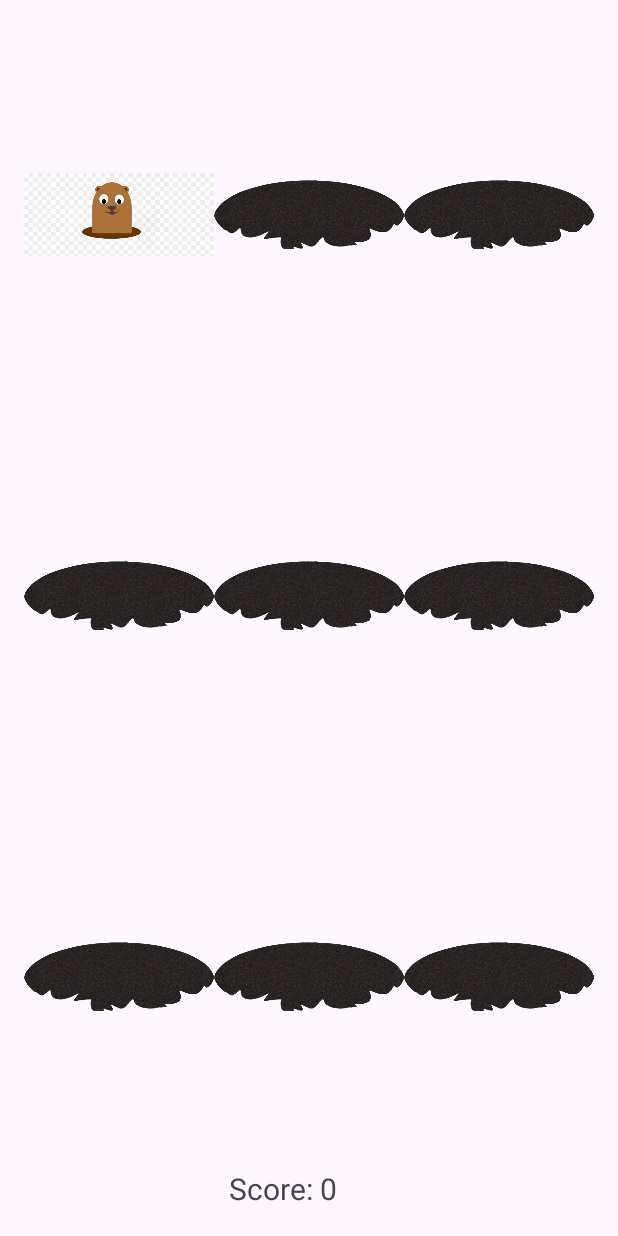
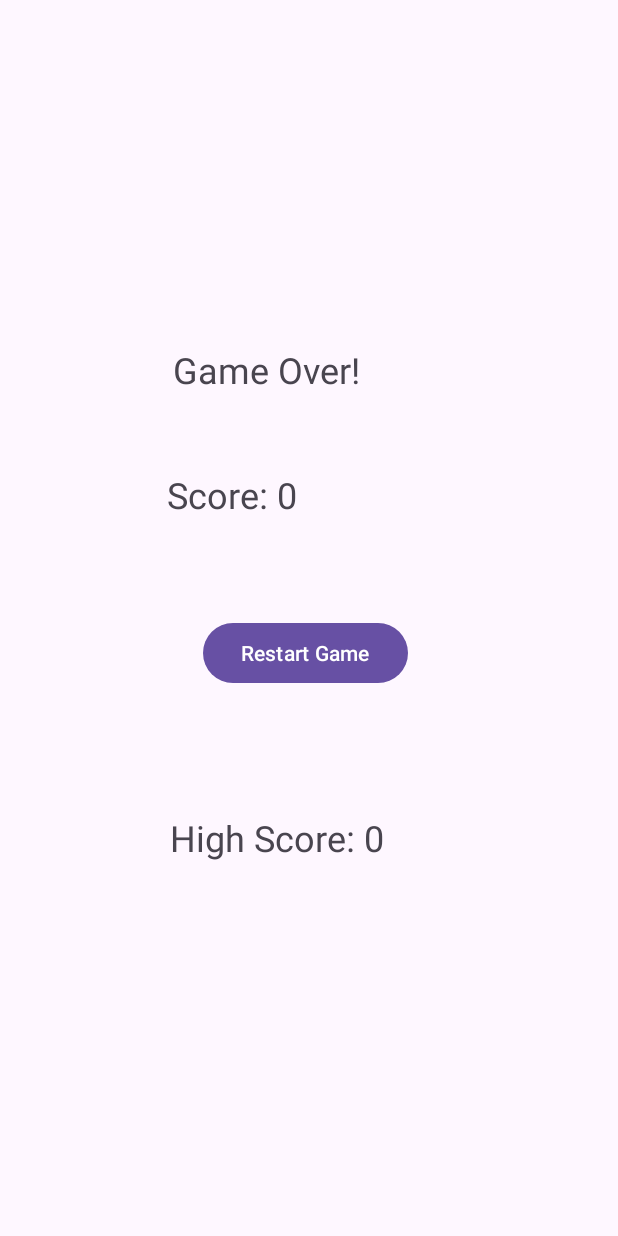
Before and after one commit to jgonz-hub/CPRE388, an Android app: the screen it shows after launch (MainActivity before the commit, GameOverActivity after it), on a phone screen of 412 x 824 dp. Run offline under Robolectric (Android 15) with nearby library versions, the phone set to English and light mode, and no system bars.

Commit message:
Project is finsihed, funcitoning whack-a-mole game!

```diff
--- a/Whack-A-Mole/app/src/main/AndroidManifest.xml
+++ b/Whack-A-Mole/app/src/main/AndroidManifest.xml
@@ -21,6 +21,9 @@
                 <category android:name="android.intent.category.LAUNCHER" />
             </intent-filter>
         </activity>
+        <activity android:name=".GameOverActivity">
+
+        </activity>
     </application>
 
 </manifest>
--- a/Whack-A-Mole/app/src/main/java/com/example/whack_a_mole/GameManager.java
+++ b/Whack-A-Mole/app/src/main/java/com/example/whack_a_mole/GameManager.java
@@ -1,6 +1,7 @@
 package com.example.whack_a_mole;
 
 import android.content.Context;
+import android.content.Intent;
 import android.widget.ImageView;
 
 import java.util.ArrayList;
@@ -28,6 +29,7 @@ public class GameManager {
     private static final int MOLE_VISIBILITY_DURATION = 2000; // 2000 milliseconds (2 seconds)
 
     public GameManager(Context context, int maxMissedMoles, int initialSpawnIntervalMillis, ImageView[] moleHoles, Handler handler)  {
+        this.context = context;
         this.moles = new ArrayList<>();
         this.score = 0;
         this.missedMoles = 0;
@@ -96,13 +98,21 @@ public class GameManager {
                     if (mole.isVisible()) {
                         mole.despawn();
                         // Handle any logic for when a mole times out (e.g., decrease score)
+
+                        incrementMissedMoles();
                     }
                 }
             }
         }, MOLE_VISIBILITY_DURATION); // Set MOLE_VISIBILITY_DURATION to the desired duration
     }
 
-
+    private void incrementMissedMoles() {
+        missedMoles++;
+        if (missedMoles >= maxMissedMoles) {
+            // Handle game over
+            handleGameOver();
+        }
+    }
     public void tapMole(int position) {
         Mole mole = moles.get(position);
         if (mole.isVisible()) {
@@ -119,6 +129,14 @@ public class GameManager {
         }
     }
 
+    public void stopGame() {
+            // Remove any pending callbacks from the moleHandler
+        moleHandler.removeCallbacksAndMessages(null);
+    }
+
+
+
+
     public void restartGame() {
         // Reset game state, score, missed moles, etc.
         score = 0;
@@ -132,32 +150,26 @@ public class GameManager {
         // Stop spawning moles by removing callbacks
         moleHandler.removeCallbacksAndMessages(null);
 
-        // Show a game over dialog with a restart button
-        AlertDialog.Builder builder = new AlertDialog.Builder(context);
-        builder.setTitle("Game Over");
-        builder.setMessage("Your score: " + score);
+        // Load the high score
+        int highScore = HighScoreManager.getHighScore(context);
 
-        // Add a restart button
-        builder.setPositiveButton("Restart", new DialogInterface.OnClickListener() {
-            @Override
-            public void onClick(DialogInterface dialog, int which) {
-                // Handle restart button click
-                restartGame();
-            }
-        });
+        // Compare with the current score
+        if (score > highScore) {
+            // Update and save the high score
+            highScore = score;
+            HighScoreManager.setHighScore(context, highScore);
+        }
 
-        builder.setNegativeButton("Exit", new DialogInterface.OnClickListener() {
-            @Override
-            public void onClick(DialogInterface dialog, int which) {
-                // Handle exit button click or any other actions
-            }
-        });
+        // Create an explicit intent to start the GameOverActivity
+        Intent intent = new Intent(context, GameOverActivity.class);
+        intent.putExtra("score", score); // Pass the player's score to the GameOverActivity
+        intent.putExtra("highScore", highScore); // Pass the high score to the GameOverActivity
 
-        builder.setCancelable(false); // Prevent dialog from being canceled by touching outside
+        // Start the GameOverActivity
+        context.startActivity(intent);
+    }
 
-        AlertDialog gameOverDialog = builder.create();
-        gameOverDialog.show();
-    }
+
 
     public boolean isGameOver() {
 
--- /dev/null
+++ b/Whack-A-Mole/app/src/main/java/com/example/whack_a_mole/GameOverActivity.java
@@ -0,0 +1,49 @@
+package com.example.whack_a_mole;
+
+import android.content.Intent;
+import android.os.Bundle;
+import android.view.View;
+import android.widget.Button;
+import android.widget.TextView;
+
+import androidx.appcompat.app.AppCompatActivity;
+
+public class GameOverActivity extends AppCompatActivity {
+    private TextView gameOverTextView;
+    private Button restartButton;
+
+    @Override
+    protected void onCreate(Bundle savedInstanceState) {
+        super.onCreate(savedInstanceState);
+        setContentView(R.layout.activity_game_over);
+
+        // Initialize views
+        gameOverTextView = findViewById(R.id.gameOverTextView);
+        restartButton = findViewById(R.id.restartButton);
+
+        // Retrieve the score and high score passed from the main activity
+        int score = getIntent().getIntExtra("score", 0);
+        int highScore = getIntent().getIntExtra("highScore", 0);
+
+        // Display the scores in TextViews
+        TextView scoreTextView = findViewById(R.id.scoreTextView);
+        TextView highScoreTextView = findViewById(R.id.highScoreTextView);
+
+        scoreTextView.setText("Score: " + score);
+        highScoreTextView.setText("High Score: " + highScore);
+
+        // Display the game over message with the score
+        gameOverTextView.setText("Game Over!\nYour Score: " + score);
+
+        // Set an OnClickListener for the restart button
+        restartButton.setOnClickListener(new View.OnClickListener() {
+            @Override
+            public void onClick(View v) {
+                // Handle restart button click
+                Intent intent = new Intent(GameOverActivity.this, MainActivity.class);
+                startActivity(intent);
+                finish(); // Finish the current activity (game over screen)
+            }
+        });
+    }
+}
--- /dev/null
+++ b/Whack-A-Mole/app/src/main/java/com/example/whack_a_mole/HighScoreManager.java
@@ -0,0 +1,20 @@
+package com.example.whack_a_mole;
+
+import android.content.Context;
+import android.content.SharedPreferences;
+
+public class HighScoreManager {
+    private static final String PREF_NAME = "HighScorePrefs";
+    private static final String HIGH_SCORE_KEY = "highScore";
+
+    public static int getHighScore(Context context) {
+        SharedPreferences prefs = context.getSharedPreferences(PREF_NAME, Context.MODE_PRIVATE);
+        return prefs.getInt(HIGH_SCORE_KEY, 0); // Default high score is 0
+    }
+
+    public static void setHighScore(Context context, int highScore) {
+        SharedPreferences.Editor editor = context.getSharedPreferences(PREF_NAME, Context.MODE_PRIVATE).edit();
+        editor.putInt(HIGH_SCORE_KEY, highScore);
+        editor.apply();
+    }
+}
--- a/Whack-A-Mole/app/src/main/res/layout/activity_game_over.xml
+++ b/Whack-A-Mole/app/src/main/res/layout/activity_game_over.xml
@@ -1,31 +1,73 @@
 <?xml version="1.0" encoding="utf-8"?>
 <androidx.constraintlayout.widget.ConstraintLayout xmlns:android="http://schemas.android.com/apk/res/android"
+    xmlns:tools="http://schemas.android.com/tools"
     android:layout_width="match_parent"
     android:layout_height="match_parent">
     <!-- activity_game_over.xml -->
-    <RelativeLayout xmlns:android="http://schemas.android.com/apk/res/android"
+    <RelativeLayout
         android:layout_width="match_parent"
         android:layout_height="match_parent"
-        android:gravity="center">
+        android:gravity="center"
+        tools:layout_editor_absoluteX="0dp"
+        tools:layout_editor_absoluteY="0dp">
+
+        <!-- Restart Button -->
 
         <TextView
             android:id="@+id/gameOverTextView"
-            android:layout_width="wrap_content"
-            android:layout_height="wrap_content"
-            android:text="Game Over!"
-            android:textSize="24sp"
-            android:layout_centerHorizontal="true"
-            android:layout_marginBottom="16dp"/>
+            android:layout_width="186dp"
+            android:layout_height="35dp"
+            android:layout_alignParentStart="true"
+            android:layout_alignParentTop="true"
+            android:layout_alignParentEnd="true"
+            android:layout_marginStart="115dp"
 
-        <!-- Restart Button -->
+            android:layout_marginEnd="115dp"
+            android:layout_marginBottom="16dp"
+            android:text="    Game Over!"
+            android:textSize="24sp" />
+
+        <TextView
+            android:id="@+id/scoreTextView"
+            android:layout_width="186dp"
+            android:layout_height="35dp"
+            android:layout_below="@+id/gameOverTextView"
+            android:layout_alignParentStart="true"
+            android:layout_alignParentEnd="true"
+
+            android:layout_marginStart="111dp"
+            android:layout_marginTop="32dp"
+            android:layout_marginEnd="119dp"
+            android:layout_marginBottom="16dp"
+            android:text=""
+            android:textSize="24sp" />
+
         <Button
             android:id="@+id/restartButton"
             android:layout_width="wrap_content"
             android:layout_height="wrap_content"
-            android:text="Restart Game"
             android:layout_below="@id/gameOverTextView"
-            android:layout_centerHorizontal="true"
-            android:layout_marginTop="16dp"/>
+            android:layout_alignParentStart="true"
+            android:layout_alignParentEnd="true"
+            android:layout_marginStart="135dp"
+            android:layout_marginTop="130dp"
+            android:layout_marginEnd="140dp"
+            android:text="Restart Game" />
+
+        <TextView
+            android:id="@+id/highScoreTextView"
+            android:layout_width="186dp"
+            android:layout_height="35dp"
+            android:layout_alignParentStart="true"
+            android:layout_alignParentTop="true"
+            android:layout_alignParentEnd="true"
+            android:layout_marginStart="113dp"
+
+            android:layout_marginTop="312dp"
+            android:layout_marginEnd="117dp"
+            android:layout_marginBottom="16dp"
+            android:text=""
+            android:textSize="24sp" />
 
     </RelativeLayout>
 
```
Also changed, not shown: Whack-A-Mole/app/src/main/java/com/example/whack_a_mole/MainActivity.java (+33 -32 lines).
